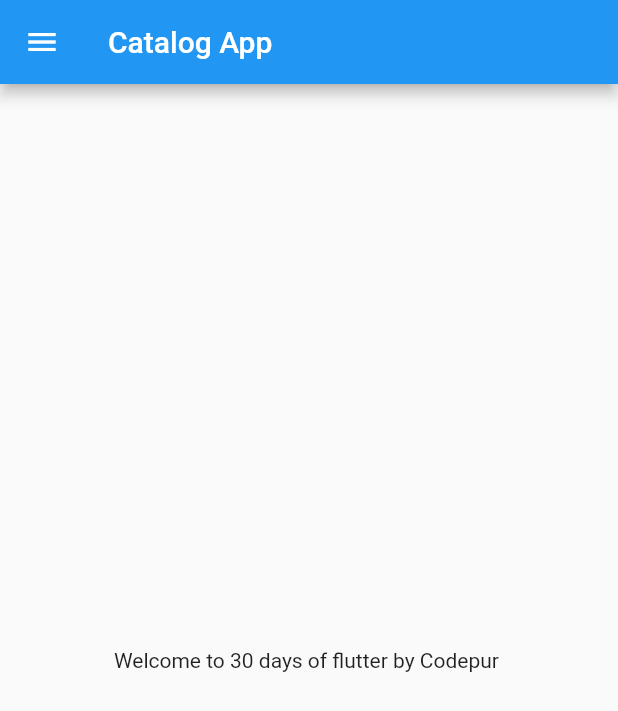
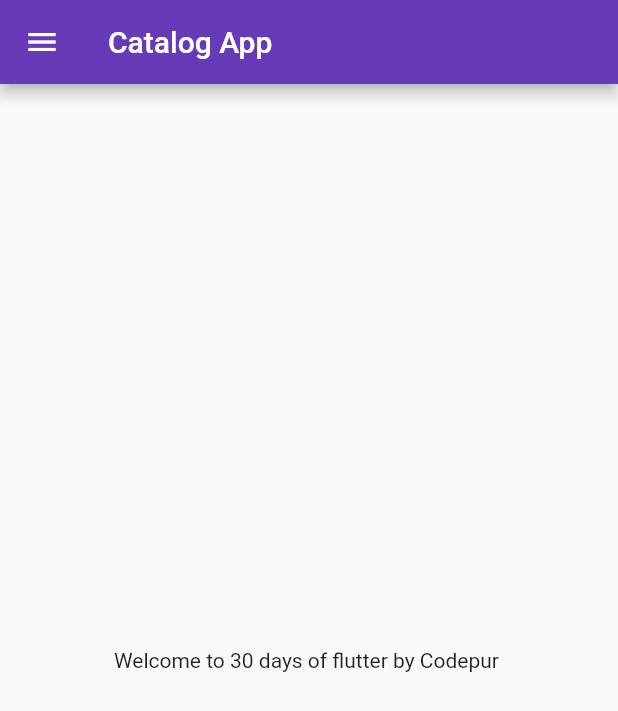
Before and after one commit to tadiarvind/flutterlearning, a Flutter app: the screen it shows after launch, on a phone screen of 412 x 824 dp. Shown: the top 711 px of the screen. Run offline on Flutter 3.47's test engine with Material 2 defaults, Android fonts, the phone set to English and light mode, and no system bars.

Commit message:
Day 3 completed

```diff
--- a/lib/main.dart
+++ b/lib/main.dart
@@ -1,5 +1,6 @@
 import 'package:flutter/material.dart';
-import 'package:flutter_catalog/home_page.dart';
+import 'package:flutter_catalog/pages/home_page.dart';
+import 'package:flutter_catalog/pages/login_page.dart';
 
 void main() {
   runApp(MyApp());
@@ -11,7 +12,19 @@ class MyApp extends StatelessWidget {
   @override
   Widget build(BuildContext context) {
     return MaterialApp(
-      home: HomePage(),
+      themeMode: ThemeMode.light,
+      darkTheme: ThemeData(
+        brightness: Brightness.dark,
+      ),
+      theme: ThemeData(
+        primarySwatch: Colors.deepPurple,
+      ),
+      initialRoute: "/home",
+      routes: {
+        "/": (context) => LoginPage(),
+        "/home": (context) => HomePage(),
+        "/login": (context) => LoginPage(),
+      },
     );
   }
 }
--- a/lib/home_page.dart
+++ b/lib/pages/home_page.dart
@@ -1,4 +1,4 @@
-import 'dart:ffi';
+//import 'dart:ffi';
 
 import 'package:flutter/material.dart';
 
```
Also changed, not shown: lib/pages/login_page.dart (added, +21 -0 lines).
